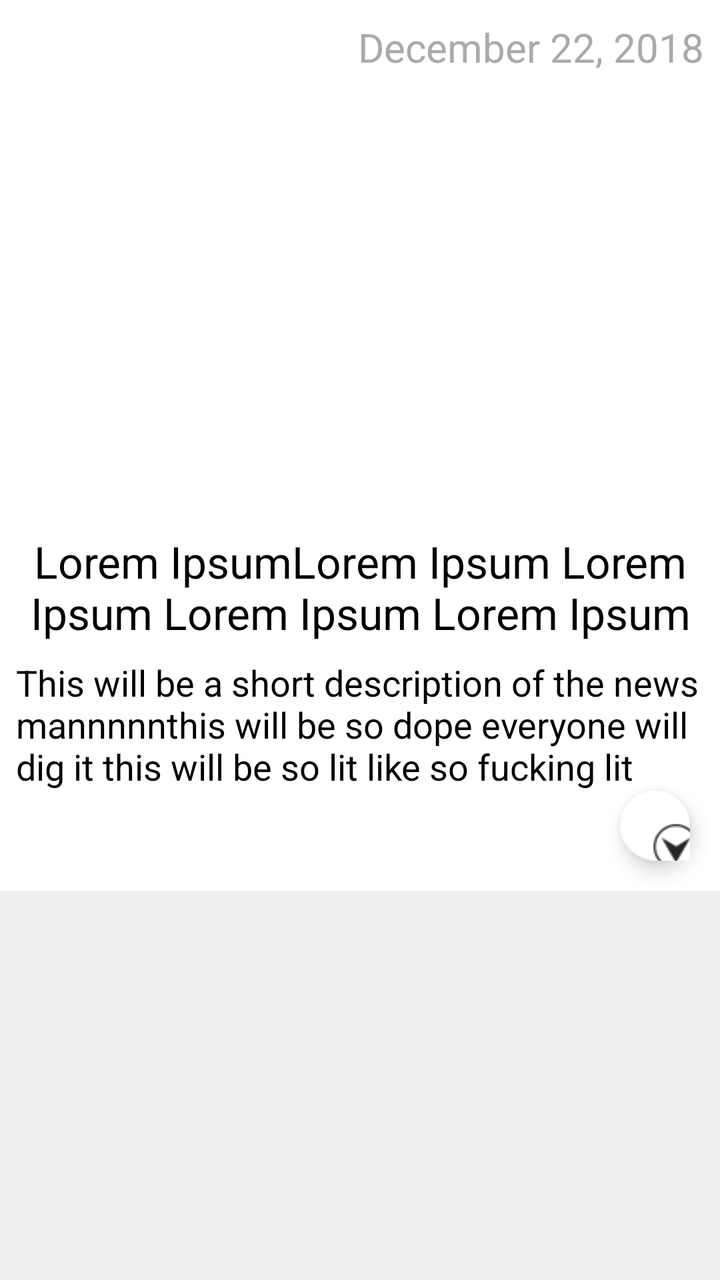
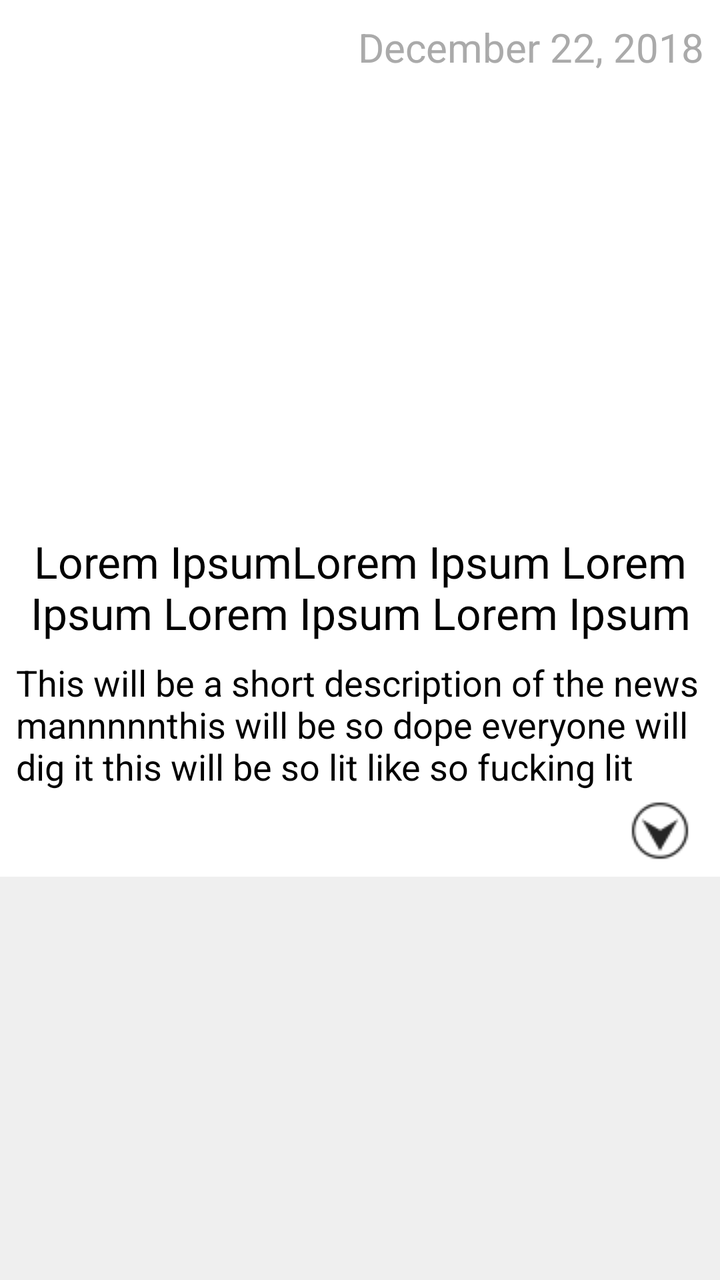

Before-and-after screenshots of an Android layout around one commit, followed by the original layout XML and the change that was made.
<!-- AndroidManifest.xml: application theme AppTheme -->
<!-- res/layout/article.xml -->
<?xml version="1.0" encoding="utf-8"?>
<FrameLayout xmlns:android="http://schemas.android.com/apk/res/android"
    xmlns:app="http://schemas.android.com/apk/res-auto"
    android:layout_width="match_parent"
    android:layout_height="wrap_content"
    android:layout_marginTop="0dp"
    android:background="#efefef"

    >

    <LinearLayout
        android:layout_width="match_parent"
        android:layout_height="wrap_content"
        android:layout_marginBottom="11dp"
        android:orientation="vertical"
        android:padding="0dp"
        android:layout_marginRight="0dp"
        android:layout_marginLeft="0dp"

        android:background="#ffffff">
        <TextView
            android:layout_width="match_parent"
            android:layout_height="wrap_content"
            android:textAlignment="textEnd"
            android:layout_gravity="end"
            android:text="December 22, 2018"
            android:layout_marginTop="10dp"
            android:textSize="20sp"
            android:textColor="#aaa"
            android:layout_marginRight="8dp"
            android:id = "@+id/artTime"/>

        <ImageView
            android:id="@+id/artImg"
            android:layout_width="match_parent"
            android:layout_height="227dp"
            android:layout_gravity="center"
            android:scaleType="centerCrop"

            />

        <TextView
            android:id="@+id/artTitle"
            android:layout_width="match_parent"
            android:layout_height="wrap_content"
            android:layout_marginTop="2dp"
            android:layout_marginBottom="8dp"
            android:text="Lorem IpsumLorem Ipsum Lorem Ipsum Lorem Ipsum Lorem Ipsum"
            android:textAlignment="center"
            android:textColor="#000"
            android:textSize="22sp" />

        <TextView
            android:id="@+id/artDesc"
            android:layout_width="match_parent"
            android:layout_height="wrap_content"
            android:text="This will be a short description of the news mannnnnthis will be so dope everyone will dig it this will be so lit like so fucking lit This will be a short description of the news mannnnnthis will be so dope everyone will dig it this will be so lit like so fucking lit This will be a short description of the news mannnnnthis will be so dope everyone will dig it this will be so lit like so fucking lit"
            android:layout_marginLeft="8dp"
            android:textSize="18sp"
            android:textColor="#000"
            android:textAlignment="textStart"
            android:layout_gravity="start"
            android:maxLines="3"
            android:ellipsize="marquee"/>

        <android.support.design.widget.FloatingActionButton
            android:id="@+id/btnExpand"
            android:layout_width="35dp"
            android:layout_height="35dp"
            android:layout_gravity="end"
            android:layout_marginBottom="15dp"
            android:scaleType="fitCenter"
            android:layout_marginRight="15dp"
            android:clickable="true"
            app:backgroundTint="@color/colorPrimary"
            app:srcCompat="@drawable/expand" />

    </LinearLayout>

</FrameLayout>
<!-- resources referenced by this layout -->
<resources>
  <color name="colorPrimary">#ffffff</color>
  <!-- drawable expand: png bitmap (drawable, 5519 bytes) -->
  <style name="AppTheme" parent="Theme.AppCompat.Light.DarkActionBar">
          
          <item name="colorPrimary">#2d7e9b</item>
          <item name="colorPrimaryDark">@color/colorPrimaryDark</item>
          <item name="colorAccent">@color/colorAccent</item>
          <item name="android:textColorPrimary">#000000</item>
          <item name="android:textColor">#000</item>
  
  
          <item name="android:colorBackground">@color/background_material_light</item>
          <item name="android:textColorSecondaryInverse">@color/colorAccent</item>
      </style>
  <color name="colorPrimaryDark">#1540ae</color>
  <color name="colorAccent">#abcdef</color>
  <color name="background_material_light">#f5f5f5</color>
</resources>

<!-- the commit's change to res/layout/article.xml (unified diff, before → after) -->
@@ -63,18 +63,16 @@
             android:maxLines="3"
             android:ellipsize="marquee"/>
 
-        <android.support.design.widget.FloatingActionButton
+        <ImageButton
             android:id="@+id/btnExpand"
-            android:layout_width="35dp"
-            android:layout_height="35dp"
-            android:layout_gravity="end"
-            android:layout_marginBottom="15dp"
-            android:scaleType="fitCenter"
+            android:padding="0dp"
+            android:layout_gravity="right"
             android:layout_marginRight="15dp"
-            android:clickable="true"
-            app:backgroundTint="@color/colorPrimary"
+            android:layout_marginBottom="8dp"
+            android:layout_marginTop="5dp"
+            android:layout_width="wrap_content"
+            android:layout_height="wrap_content"
             app:srcCompat="@drawable/expand" />
-
     </LinearLayout>
 
 </FrameLayout>
<!-- resource entries referenced after the edit -->
@@ -1,6 +1,5 @@
 <!-- resources referenced by this layout -->
 <resources>
-  <color name="colorPrimary">#ffffff</color>
   <!-- drawable expand: png bitmap (drawable, 5519 bytes) -->
   <style name="AppTheme" parent="Theme.AppCompat.Light.DarkActionBar">
           
